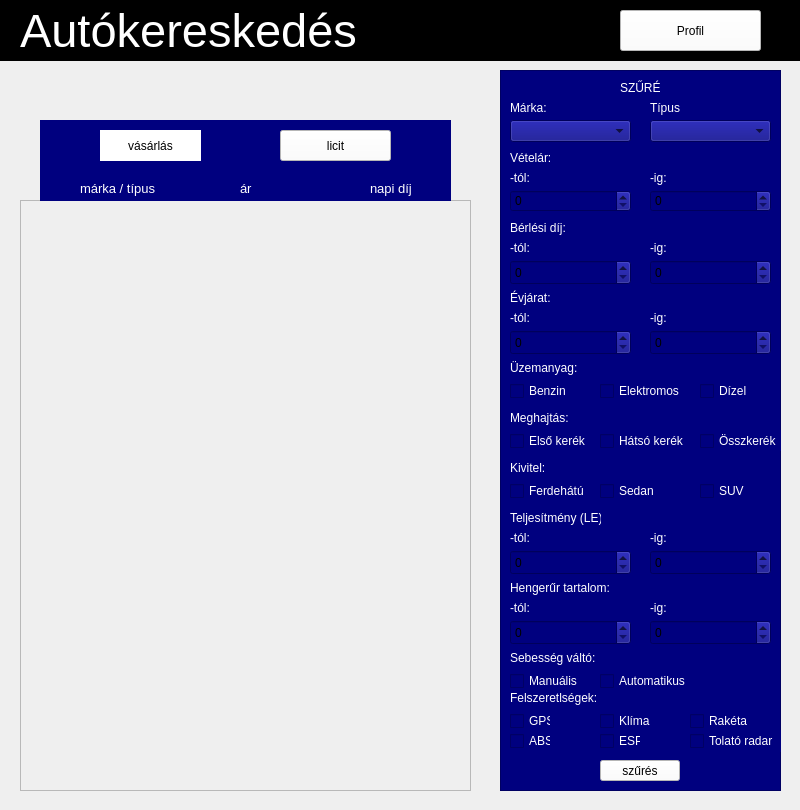
Qt form autokereskedes/dialog.ui (adreszka/szoftverfejlesztes_beadando) before a commit.
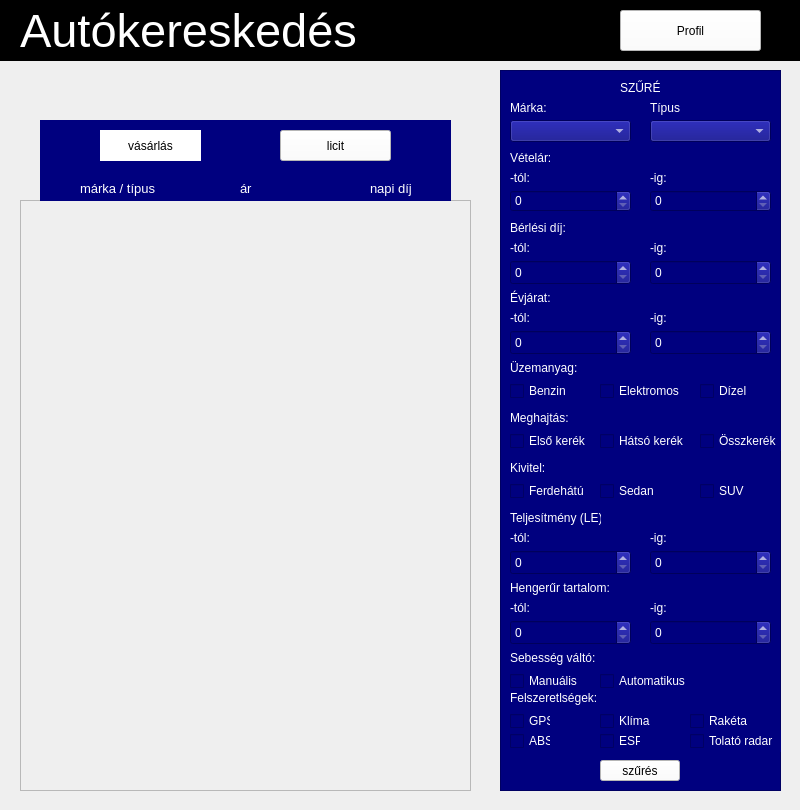
The same form after that commit. The open tabs and pages were chosen to show the change.

Diff of the .ui file:
```diff
--- a/autokereskedes/dialog.ui
+++ b/autokereskedes/dialog.ui
@@ -1267,6 +1267,9 @@
         <height>22</height>
        </rect>
       </property>
+      <property name="styleSheet">
+       <string notr="true">color: rgb(255, 255, 255);</string>
+      </property>
      </widget>
      <widget class="QLabel" name="typeLabelRegistered">
       <property name="geometry">
@@ -1293,6 +1296,9 @@
         <height>22</height>
        </rect>
       </property>
+      <property name="styleSheet">
+       <string notr="true">color: rgb(255, 255, 255);</string>
+      </property>
      </widget>
      <widget class="QLabel" name="priceLabelRegistered">
       <property name="geometry">
@@ -1319,6 +1325,9 @@
         <height>22</height>
        </rect>
       </property>
+      <property name="styleSheet">
+       <string notr="true">color: rgb(255, 255, 255);</string>
+      </property>
      </widget>
      <widget class="QLabel" name="fromPriceLabelRegistered">
       <property name="geometry">
@@ -1345,6 +1354,9 @@
         <height>22</height>
        </rect>
       </property>
+      <property name="styleSheet">
+       <string notr="true">color: rgb(255, 255, 255);</string>
+      </property>
      </widget>
      <widget class="QLabel" name="toPriceLabelRegistered">
       <property name="geometry">
@@ -1387,6 +1399,9 @@
         <height>25</height>
        </rect>
       </property>
+      <property name="styleSheet">
+       <string notr="true">color: rgb(255, 255, 255);</string>
+      </property>
      </widget>
      <widget class="QSpinBox" name="toRentSpinBoxRegistered">
       <property name="geometry">
@@ -1397,6 +1412,9 @@
         <height>25</height>
        </rect>
       </property>
+      <property name="styleSheet">
+       <string notr="true">color: rgb(255, 255, 255);</string>
+      </property>
      </widget>
      <widget class="QLabel" name="rentLabelRegistered">
       <property name="geometry">
@@ -1609,6 +1627,9 @@
         <height>25</height>
        </rect>
       </property>
+      <property name="styleSheet">
+       <string notr="true">color: rgb(255, 255, 255);</string>
+      </property>
      </widget>
      <widget class="QSpinBox" name="fromYearSpinBoxRegistered">
       <property name="geometry">
@@ -1619,6 +1640,9 @@
         <height>25</height>
        </rect>
       </property>
+      <property name="styleSheet">
+       <string notr="true">color: rgb(255, 255, 255);</string>
+      </property>
      </widget>
      <widget class="QLabel" name="yearLabelRegistered">
       <property name="geometry">
@@ -1770,6 +1794,9 @@
         <height>25</height>
        </rect>
       </property>
+      <property name="styleSheet">
+       <string notr="true">color: rgb(255, 255, 255);</string>
+      </property>
      </widget>
      <widget class="QSpinBox" name="toPowerSpinBoxRegistered">
       <property name="geometry">
@@ -1780,6 +1807,9 @@
         <height>25</height>
        </rect>
       </property>
+      <property name="styleSheet">
+       <string notr="true">color: rgb(255, 255, 255);</string>
+      </property>
      </widget>
      <widget class="QLabel" name="toPowerLabelRegistered">
       <property name="geometry">
@@ -1822,6 +1852,9 @@
         <height>25</height>
        </rect>
       </property>
+      <property name="styleSheet">
+       <string notr="true">color: rgb(255, 255, 255);</string>
+      </property>
      </widget>
      <widget class="QSpinBox" name="fromSizeSpinBoxRegistered">
       <property name="geometry">
@@ -1832,6 +1865,9 @@
         <height>25</height>
        </rect>
       </property>
+      <property name="styleSheet">
+       <string notr="true">color: rgb(255, 255, 255);</string>
+      </property>
      </widget>
      <widget class="QLabel" name="fromSizeLabelRegistered">
       <property name="geometry">
```
Left out of the diff: 80 changed lines with no effect on the pictures.
